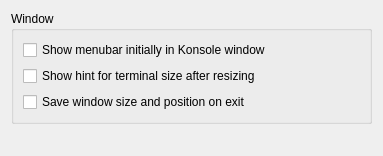
Old version of the form src/settings/GeneralSettings.ui in the repository KDE/konsole.
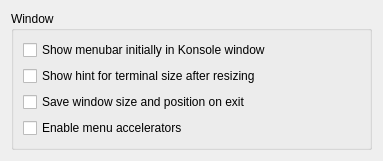
New version of the form.

Commit message: Enable or disable menu accelerators at realtime

What changed in the file:
```diff
--- a/src/settings/GeneralSettings.ui
+++ b/src/settings/GeneralSettings.ui
@@ -70,6 +70,19 @@
           </property>
          </widget>
         </item>
+        <item row="3" column="0">
+         <widget class="QCheckBox" name="kcfg_AllowMenuAccelerators">
+          <property name="sizePolicy">
+           <sizepolicy hsizetype="Preferred" vsizetype="Fixed">
+            <horstretch>0</horstretch>
+            <verstretch>0</verstretch>
+           </sizepolicy>
+          </property>
+          <property name="text">
+           <string>Enable menu accelerators</string>
+          </property>
+         </widget>
+        </item>
        </layout>
       </widget>
      </item>
```
The commit also changes 2 other files.
